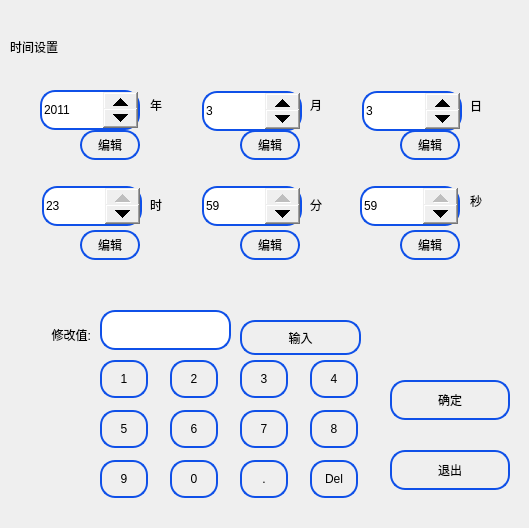
Before: the Qt Designer form BusBar-Qt/services/datetime/timesettingdlg.ui in ChinaClever/BusBar, drawn with Qt 5.
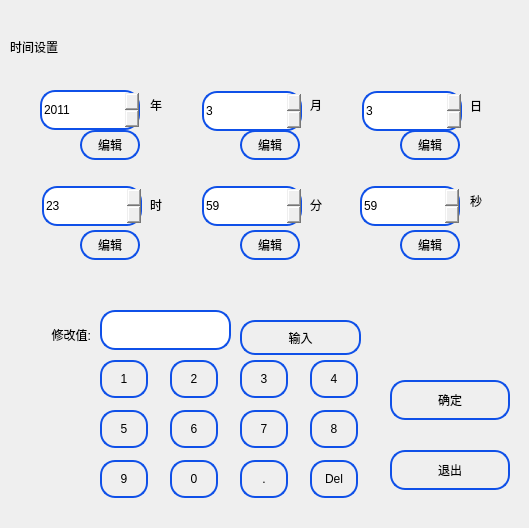
After: the same form once the commit is applied. Icons and pictures are not drawn.

Patch:
```diff
--- a/BusBar-Qt/services/datetime/timesettingdlg.ui
+++ b/BusBar-Qt/services/datetime/timesettingdlg.ui
@@ -82,13 +82,29 @@
 {
 	width: 35px;
 	height: 20px;
+	border-left-width:1px;
+	border-left-color:darkgray;
+	border-left-style:solid;
+	border-top-right-radius:3px;
+	image: url(:/new/prefix1/image/up.png);
 }
 
 QSpinBox::down-button
 {
 	width: 35px;
 	height: 20px;
-}</string>
+	border-left-width:1px;
+	border-left-color:darkgray;
+	border-left-style:solid;	
+	border-bottom-right-radius:3px;
+	image: url(:/new/prefix1/image/down.png);
+}
+
+QSpinBox{
+border:2px solid rgb(15,80,232);
+border-radius:15px
+}
+</string>
    </property>
    <property name="minimum">
     <number>1</number>
@@ -168,13 +184,29 @@
 {
 	width: 35px;
 	height: 20px;
+	border-left-width:1px;
+	border-left-color:darkgray;
+	border-left-style:solid;
+	border-top-right-radius:3px;
+	image: url(:/new/prefix1/image/up.png);
 }
 
 QSpinBox::down-button
 {
 	width: 35px;
 	height: 20px;
-}</string>
+	border-left-width:1px;
+	border-left-color:darkgray;
+	border-left-style:solid;	
+	border-bottom-right-radius:3px;
+	image: url(:/new/prefix1/image/down.png);
+}
+
+QSpinBox{
+border:2px solid rgb(15,80,232);
+border-radius:15px
+}
+</string>
    </property>
    <property name="minimum">
     <number>0</number>
@@ -203,13 +235,29 @@
 {
 	width: 35px;
 	height: 20px;
+	border-left-width:1px;
+	border-left-color:darkgray;
+	border-left-style:solid;
+	border-top-right-radius:3px;
+	image: url(:/new/prefix1/image/up.png);
 }
 
 QSpinBox::down-button
 {
 	width: 35px;
 	height: 20px;
-}</string>
+	border-left-width:1px;
+	border-left-color:darkgray;
+	border-left-style:solid;	
+	border-bottom-right-radius:3px;
+	image: url(:/new/prefix1/image/down.png);
+}
+
+QSpinBox{
+border:2px solid rgb(15,80,232);
+border-radius:15px
+}
+</string>
    </property>
    <property name="minimum">
     <number>1</number>
@@ -270,13 +318,29 @@
 {
 	width: 35px;
 	height: 20px;
+	border-left-width:1px;
+	border-left-color:darkgray;
+	border-left-style:solid;
+	border-top-right-radius:3px;
+	image: url(:/new/prefix1/image/up.png);
 }
 
 QSpinBox::down-button
 {
 	width: 35px;
 	height: 20px;
-}</string>
+	border-left-width:1px;
+	border-left-color:darkgray;
+	border-left-style:solid;	
+	border-bottom-right-radius:3px;
+	image: url(:/new/prefix1/image/down.png);
+}
+
+QSpinBox{
+border:2px solid rgb(15,80,232);
+border-radius:15px
+}
+</string>
    </property>
    <property name="minimum">
     <number>0</number>
@@ -317,12 +381,27 @@
 {
 	width: 35px;
 	height: 20px;
+	border-left-width:1px;
+	border-left-color:darkgray;
+	border-left-style:solid;
+	border-top-right-radius:3px;
+	image: url(:/new/prefix1/image/up.png);
 }
 
 QSpinBox::down-button
 {
 	width: 35px;
 	height: 20px;
+	border-left-width:1px;
+	border-left-color:darkgray;
+	border-left-style:solid;	
+	border-bottom-right-radius:3px;
+	image: url(:/new/prefix1/image/down.png);
+}
+
+QSpinBox{
+border:2px solid rgb(15,80,232);
+border-radius:15px
 }
 </string>
    </property>
@@ -353,13 +432,29 @@
 {
 	width: 35px;
 	height: 20px;
+	border-left-width:1px;
+	border-left-color:darkgray;
+	border-left-style:solid;
+	border-top-right-radius:3px;
+	image: url(:/new/prefix1/image/up.png);
 }
 
 QSpinBox::down-button
 {
 	width: 35px;
 	height: 20px;
-}</string>
+	border-left-width:1px;
+	border-left-color:darkgray;
+	border-left-style:solid;	
+	border-bottom-right-radius:3px;
+	image: url(:/new/prefix1/image/down.png);
+}
+
+QSpinBox{
+border:2px solid rgb(15,80,232);
+border-radius:15px
+}
+</string>
    </property>
    <property name="minimum">
     <number>0</number>
```
